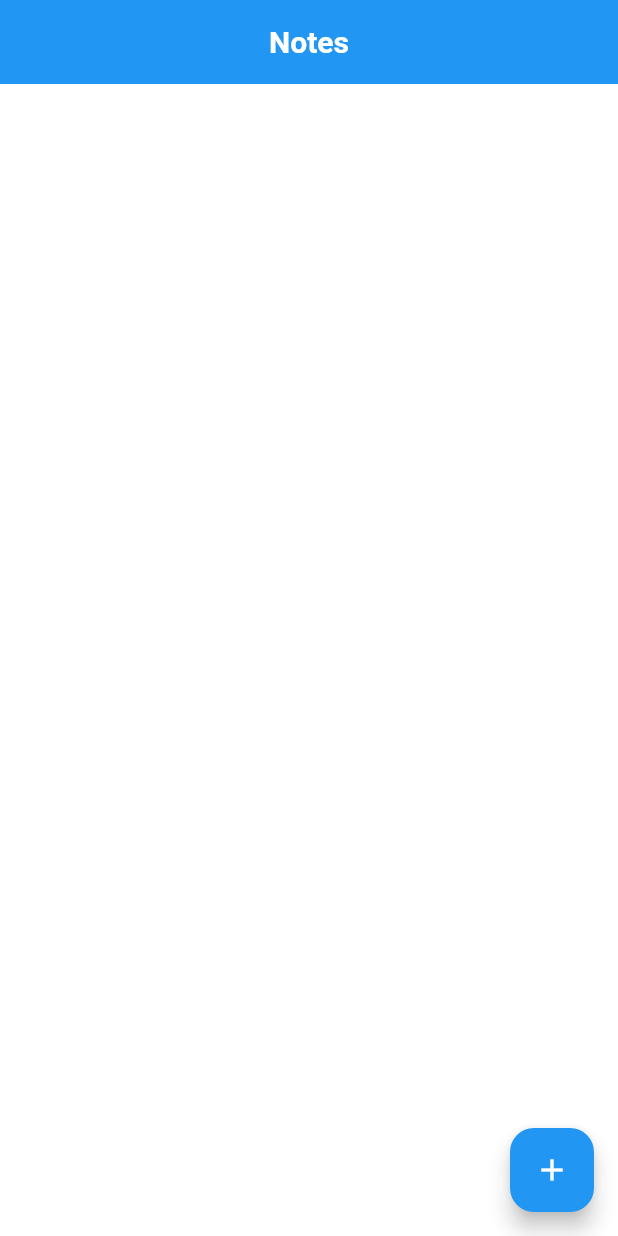
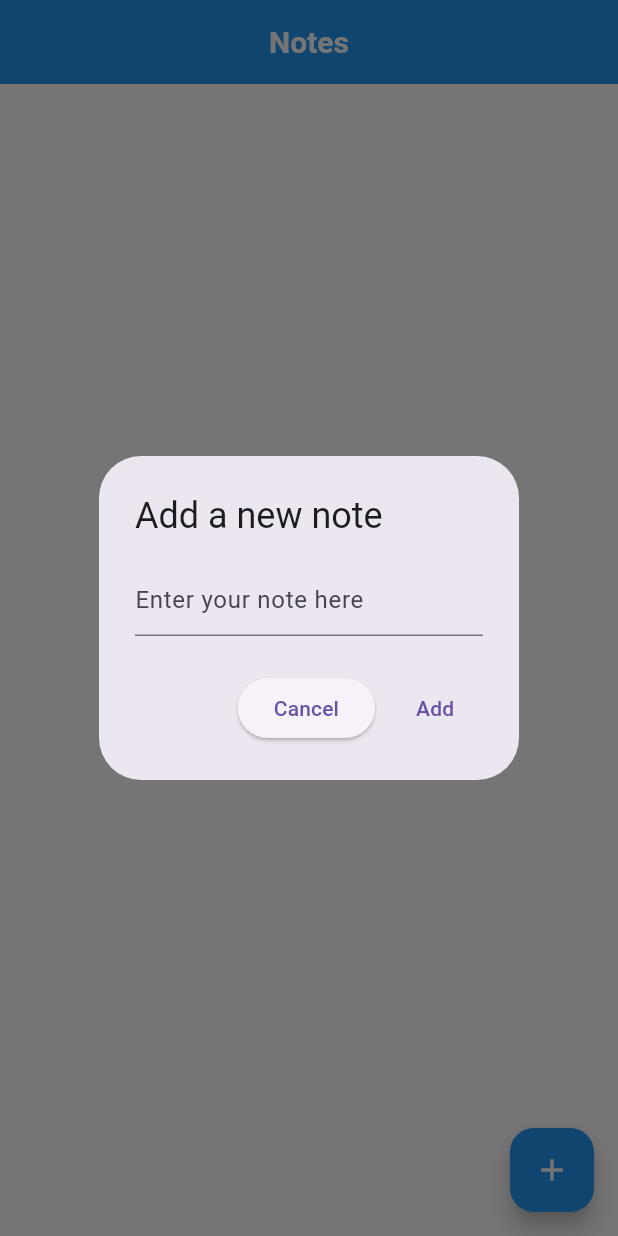
Before and after one commit to WWI2196/Pensieve-Notes-App, a Flutter app: the screen it shows after launch, after a tap on the "add" icon, on a phone screen of 412 x 824 dp. Run offline on Flutter 3.47's test engine with Material 3 defaults, Android fonts, the phone set to English and light mode, and no system bars; our stand-ins replace cloud_firestore, firebase_core; accounts and stored records are empty.

Commit message:
Refactor main.dart for better readability and enhance HomePage with Firestore integration for note management

```diff
--- a/lib/main.dart
+++ b/lib/main.dart
@@ -5,7 +5,9 @@ import 'package:crudtutorial/firebase_options.dart';
 
 void main() async {
   WidgetsFlutterBinding.ensureInitialized();
-  await Firebase.initializeApp(options: DefaultFirebaseOptions.currentPlatform);
+  await Firebase.initializeApp(
+    options: DefaultFirebaseOptions.currentPlatform,
+  );
   runApp(const MyApp());
 }
 
--- a/lib/pages/home_page.dart
+++ b/lib/pages/home_page.dart
@@ -1,3 +1,4 @@
+import 'package:crudtutorial/services/firestore.dart';
 import 'package:flutter/material.dart';
 
 class HomePage extends StatefulWidget {
@@ -8,17 +9,22 @@ class HomePage extends StatefulWidget {
 }
 
 class _HomePageState extends State<HomePage> {
+
+  final TextEditingController _noteController = TextEditingController();
+  final FirestoreService _firestoreService = FirestoreService();
+
   //open a dialog box to add a new note
   void openNoteBox(){
     showDialog(context: context, builder: (context)=>AlertDialog(
       title: const Text("Add a new note"),
       content: TextField(
+        controller: _noteController,
         decoration: const InputDecoration(
           hintText: "Enter your note here",
         ),
       ),
       actions: [
-        TextButton(
+        ElevatedButton(
           onPressed: () {
             Navigator.of(context).pop();
           },
@@ -27,6 +33,13 @@ class _HomePageState extends State<HomePage> {
         TextButton(
           onPressed: () {
             //add note to database
+            _firestoreService.addNote(_noteController.text);
+
+            //clear the text field
+            _noteController.clear();
+
+            //close the dialog box
+            Navigator.of(context).pop();
           },
           child: const Text("Add"),
         ),
@@ -52,7 +65,7 @@ class _HomePageState extends State<HomePage> {
         elevation: 0,
       ),
       floatingActionButton: FloatingActionButton(
-        onPressed: () {},
+        onPressed: openNoteBox, // Connect to the openNoteBox function
         backgroundColor: Colors.blue,
         child: const Icon(
           Icons.add,
```
